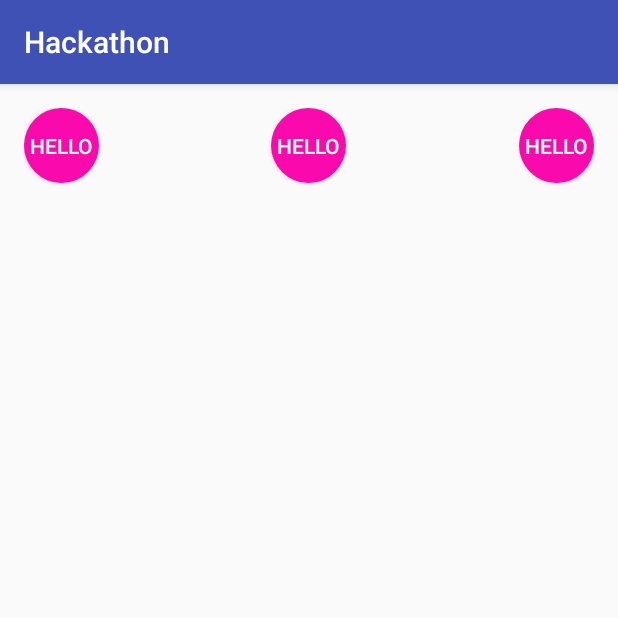
After one commit to purihm/Hackathon, an Android app: the BubblePicker screen opened directly, with no data from a screen before it, on a phone screen of 412 x 824 dp, the top half of it. The commit adds this screen. Run offline under Robolectric (Android 15) with nearby library versions, the phone set to English and light mode, and no system bars.

Commit message:
buttonPicker class

```diff
--- a/app/src/main/AndroidManifest.xml
+++ b/app/src/main/AndroidManifest.xml
@@ -18,6 +18,8 @@
                 <category android:name="android.intent.category.LAUNCHER" />
             </intent-filter>
         </activity>
+        <activity android:name=".BubblePicker" >
+        </activity>
     </application>
 
 </manifest>
--- /dev/null
+++ b/app/src/main/java/com/example/hunai/hackathon/BubblePicker.java
@@ -0,0 +1,13 @@
+package com.example.hunai.hackathon;
+
+import android.support.v7.app.AppCompatActivity;
+import android.os.Bundle;
+
+public class BubblePicker extends AppCompatActivity {
+
+    @Override
+    protected void onCreate(Bundle savedInstanceState) {
+        super.onCreate(savedInstanceState);
+        setContentView(R.layout.activity_bubble_picker);
+    }
+}
--- a/app/src/main/java/com/example/hunai/hackathon/MainActivity.java
+++ b/app/src/main/java/com/example/hunai/hackathon/MainActivity.java
@@ -1,5 +1,7 @@
 package com.example.hunai.hackathon;
 
+import android.content.Context;
+import android.content.Intent;
 import android.os.Bundle;
 import android.support.design.widget.FloatingActionButton;
 import android.support.design.widget.Snackbar;
@@ -8,6 +10,7 @@ import android.support.v7.widget.Toolbar;
 import android.view.View;
 import android.view.Menu;
 import android.view.MenuItem;
+import android.widget.Button;
 
 import com.github.mikephil.charting.charts.PieChart;
 import com.github.mikephil.charting.data.PieData;
@@ -19,7 +22,7 @@ import java.util.ArrayList;
 import java.util.List;
 
 public class MainActivity extends AppCompatActivity {
-
+    public Context cxt;
     float rainfall[]={98.8f, 123.8f, 161.6f, 24.2f, 52f, 58.2f, 35.4f};
     String monthNames[]={"Jan", "Feb", "Mar", "Apr", "May", "Jun", "Jul"};
     @Override
@@ -27,6 +30,15 @@ public class MainActivity extends AppCompatActivity {
         super.onCreate(savedInstanceState);
         setContentView(R.layout.activity_main);
         setupPieChart();
+
+        Button btn=(Button) findViewById(R.id.nextScreen);
+        btn.setOnClickListener(new View.OnClickListener() {
+            @Override
+            public void onClick(View v) {
+                Intent intent=new Intent(MainActivity.this, BubblePicker.class);
+                startActivity(intent);
+            }
+        });
     }
 
     private void setupPieChart() {
@@ -44,5 +56,4 @@ public class MainActivity extends AppCompatActivity {
         chart.invalidate();
     }
 
-
 }
--- /dev/null
+++ b/app/src/main/res/drawable/round_button.xml
@@ -0,0 +1,13 @@
+<?xml version="1.0" encoding="utf-8"?>
+<selector xmlns:android="http://schemas.android.com/apk/res/android">
+    <item android:state_pressed="false">
+        <shape android:shape="oval">
+            <solid android:color="#fa09ad"/>
+        </shape>
+    </item>
+    <item android:state_pressed="true">
+        <shape android:shape="oval">
+            <solid android:color="#000000"/>
+        </shape>
+    </item>
+</selector>
--- /dev/null
+++ b/app/src/main/res/layout/activity_bubble_picker.xml
@@ -0,0 +1,39 @@
+<?xml version="1.0" encoding="utf-8"?>
+<RelativeLayout xmlns:android="http://schemas.android.com/apk/res/android"
+    xmlns:tools="http://schemas.android.com/tools" android:layout_width="match_parent"
+    android:layout_height="match_parent" android:paddingLeft="@dimen/activity_horizontal_margin"
+    android:paddingRight="@dimen/activity_horizontal_margin"
+    android:paddingTop="@dimen/activity_vertical_margin"
+    android:paddingBottom="@dimen/activity_vertical_margin"
+    tools:context="com.example.hunai.hackathon.BubblePicker">
+
+    <Button
+        android:id="@+id/button"
+        android:layout_width="50dp"
+        android:layout_height="50dp"
+        android:background="@drawable/round_button"
+        android:gravity="center_vertical|center_horizontal"
+        android:text="hello"
+        android:textColor="#fff" />
+    <Button
+        android:id="@+id/button2"
+        android:layout_width="50dp"
+        android:layout_height="50dp"
+        android:background="@drawable/round_button"
+        android:gravity="center_vertical|center_horizontal"
+        android:text="hello"
+        android:textColor="#fff"
+        android:layout_alignParentTop="true"
+        android:layout_centerHorizontal="true" />
+    <Button
+        android:id="@+id/button3"
+        android:layout_width="50dp"
+        android:layout_height="50dp"
+        android:background="@drawable/round_button"
+        android:gravity="center_vertical|center_horizontal"
+        android:text="hello"
+        android:textColor="#fff"
+        android:layout_alignParentTop="true"
+        android:layout_alignParentEnd="true" />
+
+</RelativeLayout>
--- a/app/src/main/res/layout/content_main.xml
+++ b/app/src/main/res/layout/content_main.xml
@@ -17,4 +17,10 @@
         android:layout_width="match_parent"
         android:layout_height="match_parent">
     </com.github.mikephil.charting.charts.PieChart>
+
+    <Button
+        android:text="Next Screen"
+        android:id="@+id/nextScreen"
+        android:layout_width="wrap_content"
+        android:layout_height="wrap_content" />
 </RelativeLayout>
```
